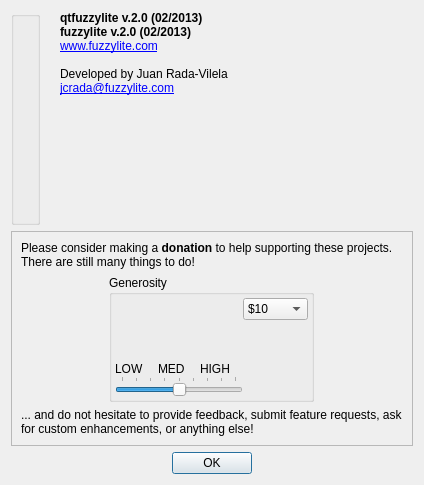
First picture: the form in qtfuzzylite/ui/About.ui, repository fuzzylite/fuzzylite, before the edit.
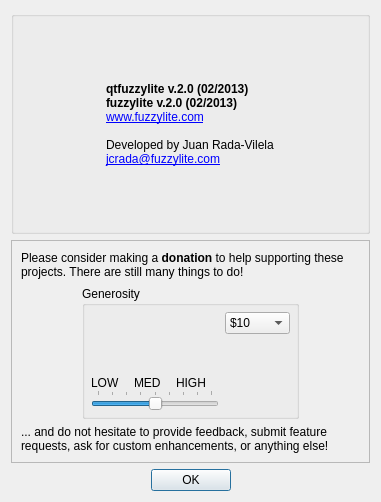
Second picture: the form after the edit. Icons and pictures are not drawn.

```diff
--- a/qtfuzzylite/ui/About.ui
+++ b/qtfuzzylite/ui/About.ui
@@ -9,8 +9,8 @@
    <rect>
     <x>0</x>
     <y>0</y>
-    <width>424</width>
-    <height>485</height>
+    <width>381</width>
+    <height>502</height>
    </rect>
   </property>
   <property name="windowTitle">
@@ -21,21 +21,13 @@
   </property>
   <layout class="QVBoxLayout" name="verticalLayout">
    <item>
-    <layout class="QFormLayout" name="formLayout">
-     <property name="fieldGrowthPolicy">
-      <enum>QFormLayout::FieldsStayAtSizeHint</enum>
-     </property>
-     <property name="horizontalSpacing">
-      <number>20</number>
-     </property>
-     <property name="bottomMargin">
-      <number>0</number>
-     </property>
-     <item row="0" column="0">
       <widget class="QGroupBox" name="groupBox">
        <property name="title">
         <string/>
        </property>
+     <property name="alignment">
+      <set>Qt::AlignCenter</set>
+     </property>
        <layout class="QVBoxLayout" name="verticalLayout_3">
         <property name="margin">
          <number>6</number>
@@ -49,35 +41,13 @@
            </sizepolicy>
           </property>
           <property name="text">
-           <string>&lt;html&gt;&lt;head/&gt;&lt;body&gt;&lt;p&gt;
-&lt;div align='center'&gt;&lt;a href='http://www.fuzzylite.com'&gt;&lt;img src=&quot;:/icons/qtfuzzylite.svg&quot;/&gt;&lt;/a&gt;&lt;/div&gt;
-&lt;/p&gt;&lt;/body&gt;&lt;/html&gt;</string>
-          </property>
-          <property name="scaledContents">
-           <bool>true</bool>
-          </property>
-          <property name="alignment">
-           <set>Qt::AlignCenter</set>
-          </property>
-          <property name="openExternalLinks">
-           <bool>false</bool>
-          </property>
-         </widget>
-        </item>
-       </layout>
-      </widget>
-     </item>
-     <item row="0" column="1">
-      <widget class="QLabel" name="header">
-       <property name="sizePolicy">
-        <sizepolicy hsizetype="MinimumExpanding" vsizetype="MinimumExpanding">
-         <horstretch>0</horstretch>
-         <verstretch>0</verstretch>
-        </sizepolicy>
-       </property>
-       <property name="text">
-        <string>&lt;html&gt;&lt;head/&gt;&lt;body&gt;&lt;p&gt;
-&lt;b&gt;qtfuzzylite v.2.0 (02/2013)&lt;/b&gt; 
+         <string>&lt;html&gt;
+&lt;div align='center'&gt;
+&lt;table&gt;
+&lt;tr &gt;
+&lt;td align='center' valign='middle'&gt;&lt;a href='http://www.fuzzylite.com'&gt;&lt;img src=&quot;:/icons/qtfuzzylite.svg&quot;/&gt;&lt;/a&gt;
+&lt;/td&gt;
+&lt;td align='left' valign='top'&gt;&lt;b&gt;qtfuzzylite v.2.0 (02/2013)&lt;/b&gt; 
 &lt;br&gt;
 &lt;b&gt;fuzzylite v.2.0 (02/2013)&lt;/b&gt;
 &lt;br&gt;
@@ -87,19 +57,23 @@
 &lt;br&gt;
 Developed by Juan Rada-Vilela
 &lt;br&gt;
-&lt;a href=&quot;mailto:jcrada@fuzzylite.com&quot;&gt;jcrada@fuzzylite.com&lt;/a&gt;
+&lt;a href=&quot;mailto:jcrada@fuzzylite.com&quot;&gt;jcrada@fuzzylite.com&lt;/a&gt;&lt;/td&gt;
 
-&lt;/p&gt;&lt;/body&gt;&lt;/html&gt;</string>
-       </property>
-       <property name="textFormat">
-        <enum>Qt::RichText</enum>
+&lt;/tr&gt;
+&lt;/table&gt;
+&lt;/div&gt;
+&lt;/html&gt;</string>
+        </property>
+        <property name="scaledContents">
+         <bool>true</bool>
        </property>
        <property name="alignment">
-        <set>Qt::AlignLeading|Qt::AlignLeft|Qt::AlignTop</set>
+         <set>Qt::AlignCenter</set>
        </property>
       </widget>
      </item>
     </layout>
+    </widget>
    </item>
    <item>
     <widget class="QFrame" name="frame">
@@ -135,10 +109,10 @@
         </property>
         <layout class="QHBoxLayout" name="horizontalLayout_2">
          <property name="spacing">
-          <number>0</number>
+          <number>6</number>
          </property>
          <property name="margin">
-          <number>3</number>
+          <number>6</number>
          </property>
          <item>
           <layout class="QVBoxLayout" name="verticalLayout_5">
@@ -210,20 +184,26 @@
            <item>
             <widget class="QSlider" name="horizontalSlider">
              <property name="minimum">
-              <number>1</number>
+              <number>0</number>
              </property>
              <property name="maximum">
-              <number>9</number>
+              <number>8</number>
              </property>
              <property name="pageStep">
-              <number>3</number>
+              <number>2</number>
              </property>
              <property name="value">
-              <number>5</number>
+              <number>4</number>
              </property>
              <property name="orientation">
               <enum>Qt::Horizontal</enum>
              </property>
+             <property name="invertedAppearance">
+              <bool>false</bool>
+             </property>
+             <property name="invertedControls">
+              <bool>false</bool>
+             </property>
              <property name="tickPosition">
               <enum>QSlider::TicksAbove</enum>
              </property>
```
Left out of the diff: 32 changed lines with no effect on the pictures. Lines whose indentation alone changed are shown as unchanged.
